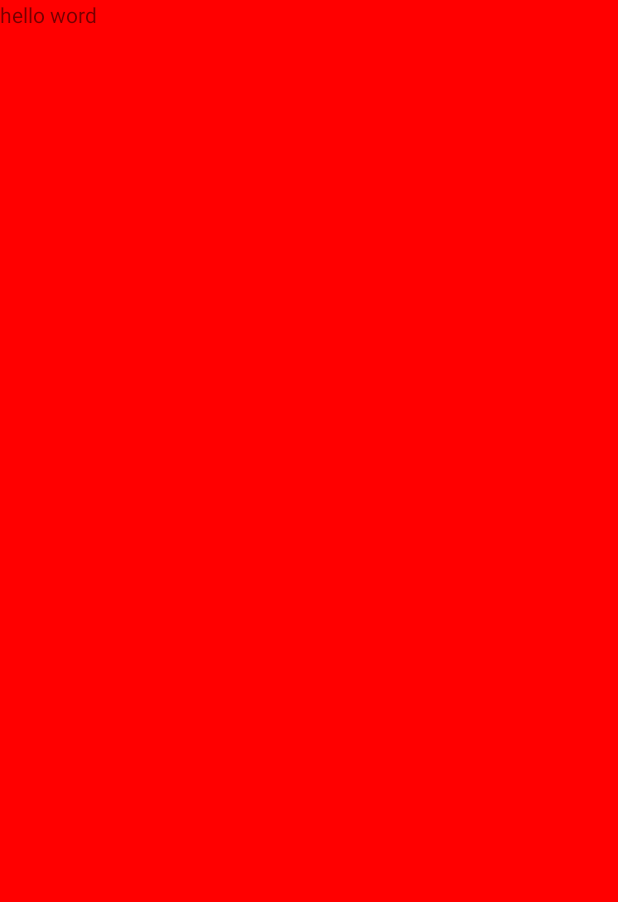
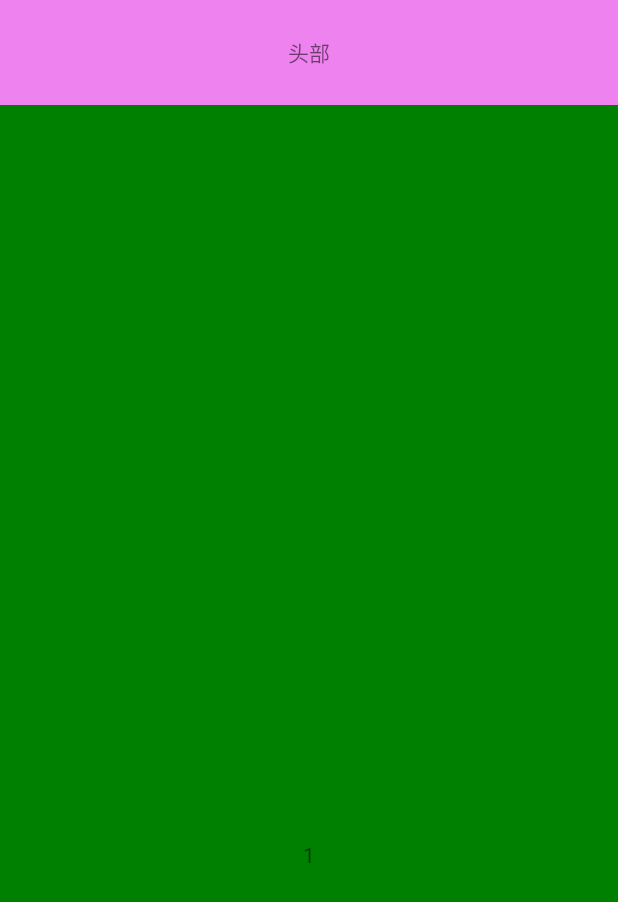
Before and after one commit to VinVon/DiyView, an Android app: the screen it shows after launch (Activity17), on a phone screen of 412 x 824 dp. Before the commit the part shown is almost empty. Shown: the top 902 px of the screen. Run offline under Robolectric (Android 15) with nearby library versions, the phone set to English and light mode, and no system bars; our stand-ins replace ButterKnife.

Commit message:
自定义behaver

```diff
--- a/app/build.gradle
+++ b/app/build.gradle
@@ -26,6 +26,9 @@ dependencies {
         exclude group: 'com.android.support', module: 'support-annotations'
     })
     compile 'com.android.support:appcompat-v7:25.+'
+    compile 'com.android.support:design:25.+'
+    compile 'com.android.support:cardview-v7:25.+'
+
     compile 'com.android.support.constraint:constraint-layout:1.0.2'
     testCompile 'junit:junit:4.12'
     compile 'com.jakewharton:butterknife:8.7.0'
--- a/app/src/main/java/com/demo/diyview/view17/Activity17.java
+++ b/app/src/main/java/com/demo/diyview/view17/Activity17.java
@@ -1,20 +1,31 @@
 package com.demo.diyview.view17;
 
+import android.annotation.TargetApi;
+import android.os.Build;
 import android.os.Bundle;
 import android.support.annotation.Nullable;
 import android.support.v7.app.AppCompatActivity;
+import android.view.View;
+import android.widget.ScrollView;
 
 import com.demo.diyview.R;
+
+import butterknife.BindView;
+import butterknife.ButterKnife;
 
 /**
  * Created by raytine on 2017/8/10.
  */
 
 public class Activity17 extends AppCompatActivity {
+
+
     @Override
     protected void onCreate(@Nullable Bundle savedInstanceState) {
         super.onCreate(savedInstanceState);
         setContentView(R.layout.activity17_main);
-        StatusBarUtil.setStatusBarColor(this,R.color.colorAccent);
+        ButterKnife.bind(this);
+        StatusBarUtil.setActivityTranslucent(this);
+
     }
 }
--- a/app/src/main/java/com/demo/diyview/view17/StatusBarUtil.java
+++ b/app/src/main/java/com/demo/diyview/view17/StatusBarUtil.java
@@ -2,6 +2,7 @@ package com.demo.diyview.view17;
 
 import android.app.Activity;
 import android.content.res.Resources;
+import android.graphics.Color;
 import android.os.Build;
 import android.view.View;
 import android.view.ViewGroup;
@@ -48,4 +49,24 @@ public class StatusBarUtil {
         int statusBarHeight = resources.getIdentifier("status_bar_height", "dimen", "android");
         return resources.getDimensionPixelOffset(statusBarHeight);
     }
+
+    /**
+     * 设置activity 全屏
+     * @param activity
+     */
+    public static  void setActivityTranslucent(Activity activity){
+        //5.0以上的手机
+        if (Build.VERSION.SDK_INT >= Build.VERSION_CODES.LOLLIPOP) {
+            ViewGroup decorView = (ViewGroup) activity.getWindow().getDecorView();
+            decorView.setSystemUiVisibility(View.SYSTEM_UI_FLAG_LAYOUT_FULLSCREEN );
+            activity.getWindow().setStatusBarColor(Color.TRANSPARENT);
+            ViewGroup viewById = (ViewGroup) activity.findViewById(android.R.id.content);
+            View childAt = viewById.getChildAt(0);
+            childAt.setFitsSystemWindows(true);
+        }
+        //4.4-5.0之间
+        else if (Build.VERSION.SDK_INT >= Build.VERSION_CODES.KITKAT) {
+            activity.getWindow().addFlags(WindowManager.LayoutParams.FLAG_TRANSLUCENT_STATUS);
+        }
+    }
 }
--- a/app/src/main/res/layout/activity17_main.xml
+++ b/app/src/main/res/layout/activity17_main.xml
@@ -2,10 +2,37 @@
 <LinearLayout xmlns:android="http://schemas.android.com/apk/res/android"
     android:layout_width="match_parent"
     android:layout_height="match_parent"
-    android:background="@color/red"
+    android:background="@color/violet"
     android:orientation="vertical">
-    <TextView
-        android:layout_width="wrap_content"
-        android:layout_height="wrap_content"
-        android:text="hello word"/>
+    <LinearLayout
+        android:layout_width="match_parent"
+        android:layout_height="70dp">
+        <TextView
+            android:layout_width="match_parent"
+            android:layout_height="match_parent"
+            android:gravity="center"
+            android:text="头部"/>
+    </LinearLayout>
+   <ScrollView
+       android:id="@+id/scroll_view"
+       android:layout_width="match_parent"
+       android:layout_height="wrap_content">
+       <LinearLayout
+           android:layout_width="match_parent"
+           android:layout_height="wrap_content"
+           android:orientation="vertical">
+           <TextView
+               android:layout_width="match_parent"
+               android:layout_height="1000dp"
+               android:text="1"
+               android:gravity="center"
+               android:background="@color/green"/>
+           <TextView
+               android:layout_width="match_parent"
+               android:layout_height="1000dp"
+               android:text="1"
+               android:gravity="center"
+               android:background="@color/chocolate"/>
+       </LinearLayout>
+   </ScrollView>
 </LinearLayout>
```
